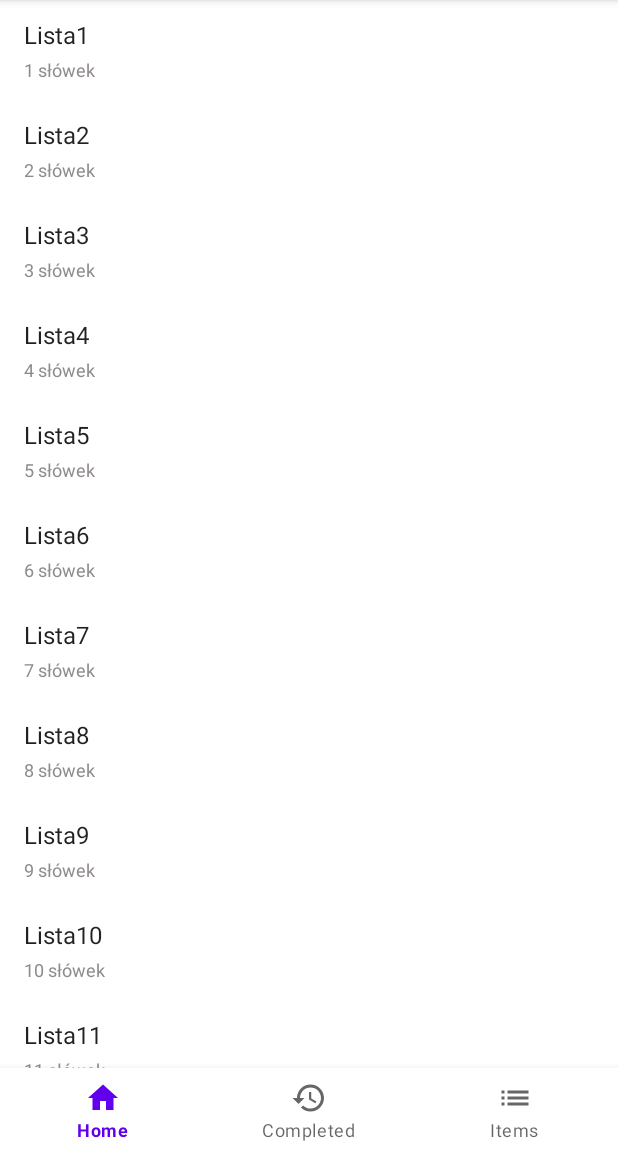
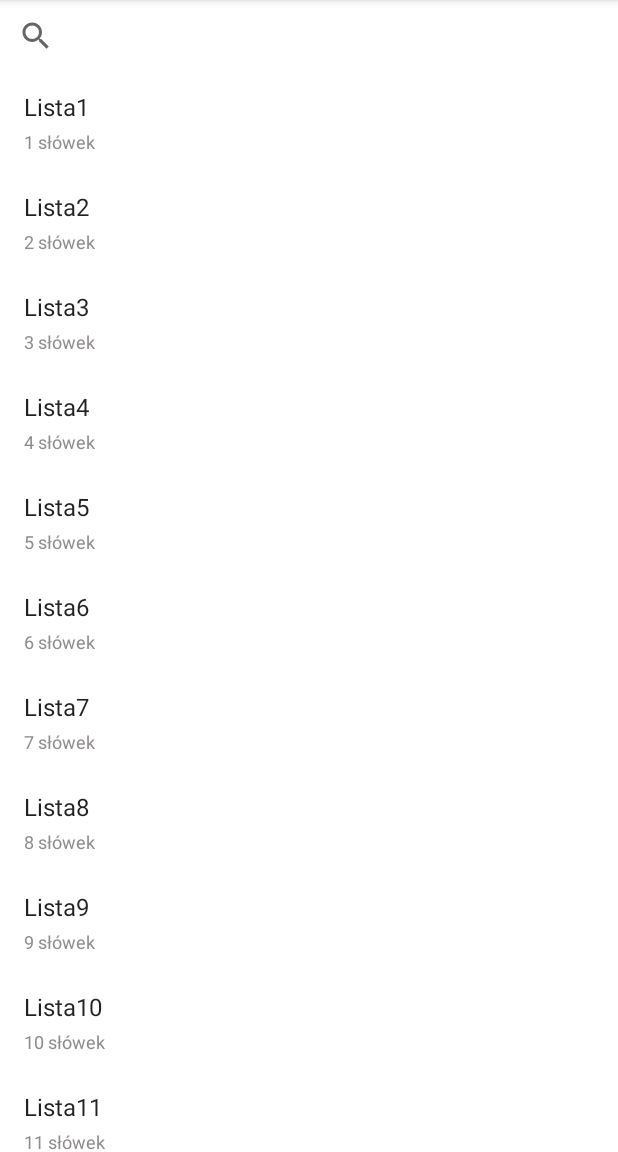
Before and after one commit to PatrykDyminski/Fiszki, an Android app: the screen it shows after launch (ListaListFiszekActivity), on a phone screen of 412 x 824 dp, the part 84-1236 px from its top. Run offline under Robolectric (Android 15) with nearby library versions, the phone set to English and light mode, and no system bars.

```diff
--- a/app/src/main/java/com/patryk/quickpick/ListaListFiszekActivity.kt
+++ b/app/src/main/java/com/patryk/quickpick/ListaListFiszekActivity.kt
@@ -6,6 +6,7 @@ import android.content.Intent
 import android.net.Uri
 import android.os.Bundle
 import android.view.*
+import android.widget.SearchView
 import android.widget.TextView
 import android.widget.Toast
 import androidx.appcompat.app.AppCompatActivity
@@ -18,7 +19,7 @@ import com.patryk.quickpick.data.ListaFiszek
 import com.patryk.quickpick.data.Parser
 import com.patryk.quickpick.ui.orderdetail.OrderDetailFragment
 import java.io.File
-
+import java.util.*
 
 /**
  * An activity representing a list of Pings. This activity
@@ -41,9 +42,26 @@ class ListaListFiszekActivity : AppCompatActivity() {
         setSupportActionBar(toolbar)
         toolbar.title = title
 
-        bottomNav = findViewById(R.id.bottomNav)
-        bottomNav.selectedItemId = R.id.home
-        setBottomNav()
+        val searchView = findViewById<SearchView>(R.id.searchView)
+        searchView.setOnQueryTextListener( object : SearchView.OnQueryTextListener{
+            override fun onQueryTextSubmit(query: String?): Boolean {
+                return true
+            }
+
+            override fun onQueryTextChange(query: String?): Boolean {
+                DemoDataContent.ListaFiszeks = DemoDataContent.ListaFiszekFull
+                    .filter { it.name.toLowerCase(Locale.ROOT).contains(query?.toLowerCase(Locale.ROOT)!!) }
+                    .toMutableList()
+                setupRecyclerView(findViewById(R.id.item_list))
+                return true
+            }
+        })
+
+        searchView.setOnCloseListener {
+            DemoDataContent.ListaFiszeks = DemoDataContent.ListaFiszekFull
+            setupRecyclerView(findViewById(R.id.item_list))
+            false;
+        }
 
         if (findViewById<NestedScrollView>(R.id.item_detail_container) != null) {
             // The detail container view will be present only in the
@@ -126,30 +144,6 @@ class ListaListFiszekActivity : AppCompatActivity() {
         return file
     }
 
-    private fun setBottomNav() {
-        bottomNav.setOnNavigationItemSelectedListener(object :
-                BottomNavigationView.OnNavigationItemSelectedListener {
-            override fun onNavigationItemSelected(item: MenuItem): Boolean {
-                when (item.itemId) {
-                    R.id.home -> {
-                        return true
-                    }
-                    R.id.completed -> {
-                        val intent = Intent(this@ListaListFiszekActivity, PastOrdersActivity::class.java)
-                        this@ListaListFiszekActivity.startActivity(intent)
-                        return true
-                    }
-                    R.id.items -> {
-                        val intent = Intent(this@ListaListFiszekActivity, ListaWszystkichFiszekActivity::class.java)
-                        this@ListaListFiszekActivity.startActivity(intent)
-                        return true
-                    }
-                }
-                return false
-            }
-        })
-    }
-
     private fun setupRecyclerView(recyclerView: RecyclerView) {
         recyclerView.adapter = SimpleItemRecyclerViewAdapter(this, DemoDataContent.ListaFiszeks, twoPane)
     }
--- a/app/src/main/java/com/patryk/quickpick/data/DemoDataContent.kt
+++ b/app/src/main/java/com/patryk/quickpick/data/DemoDataContent.kt
@@ -4,6 +4,7 @@ import java.util.ArrayList
 
 object DemoDataContent {
 
+    var ListaFiszekFull: MutableList<ListaFiszek> = ArrayList()
     var ListaFiszeks: MutableList<ListaFiszek> = ArrayList()
     var PAST_ORDERS: MutableList<PastOrder> = ArrayList()
     var Fiszkas: MutableList<Fiszka> = ArrayList()
@@ -24,6 +25,7 @@ object DemoDataContent {
 
     private fun addOrder(listaFiszek: ListaFiszek) {
         ListaFiszeks.add(listaFiszek)
+        ListaFiszekFull.add(listaFiszek)
     }
 
     fun createOrder(position: Int): ListaFiszek {
--- a/app/src/main/res/layout/activity_order_list.xml
+++ b/app/src/main/res/layout/activity_order_list.xml
@@ -10,7 +10,14 @@
 
     <include layout="@layout/component_appbar"/>
 
+    <SearchView
+        android:id="@+id/searchView"
+        android:layout_width="match_parent"
+        android:layout_height="32dp"
+        android:layout_marginTop="64dp"/>
+
     <FrameLayout
+        android:layout_marginTop="48dp"
         android:id="@+id/frameLayout"
         android:layout_width="match_parent"
         android:layout_height="match_parent"
@@ -18,6 +25,4 @@
         <include layout="@layout/order_list" />
     </FrameLayout>
 
-    <include layout="@layout/component_bottomnav"/>
-
 </androidx.coordinatorlayout.widget.CoordinatorLayout>
--- a/app/src/main/res/layout/component_bottomnav.xml
+++ b/app/src/main/res/layout/component_bottomnav.xml
@@ -1,5 +1,6 @@
 <?xml version="1.0" encoding="utf-8"?>
-<com.google.android.material.bottomnavigation.BottomNavigationView xmlns:app="http://schemas.android.com/apk/res-auto"
+<com.google.android.material.bottomnavigation.BottomNavigationView
+    xmlns:app="http://schemas.android.com/apk/res-auto"
     android:id="@+id/bottomNav"
     android:layout_width="match_parent"
     android:layout_height="wrap_content"
```
